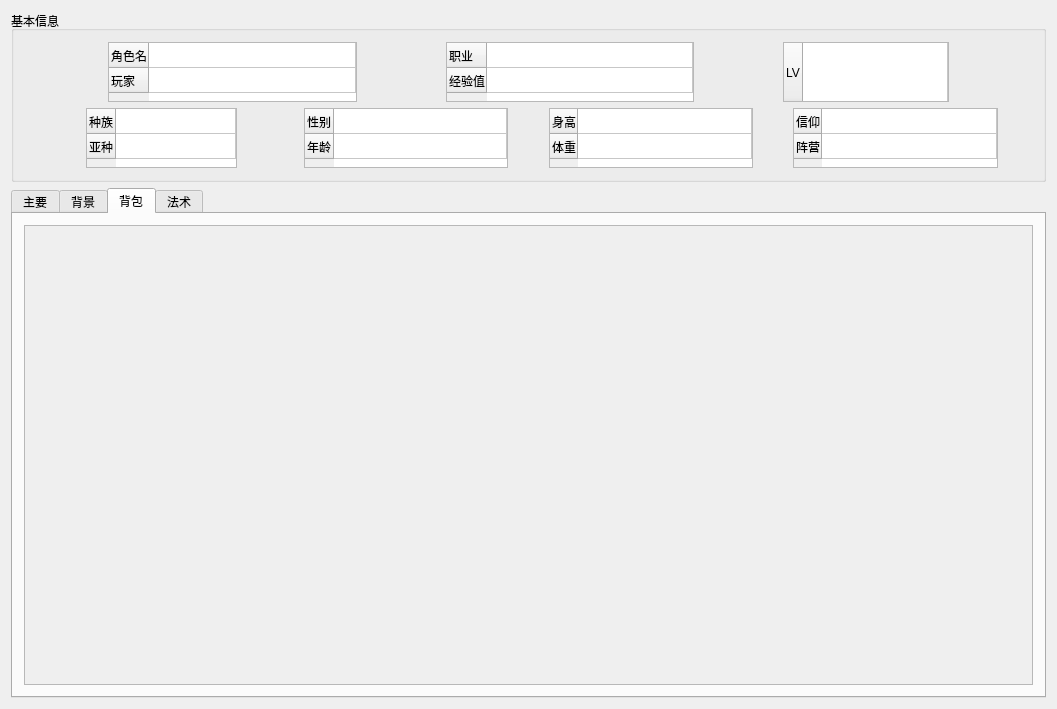
First picture: the form in DungeonQuill/CharacterDisplay.ui, repository Kate723/DungeonQuill, before the edit.
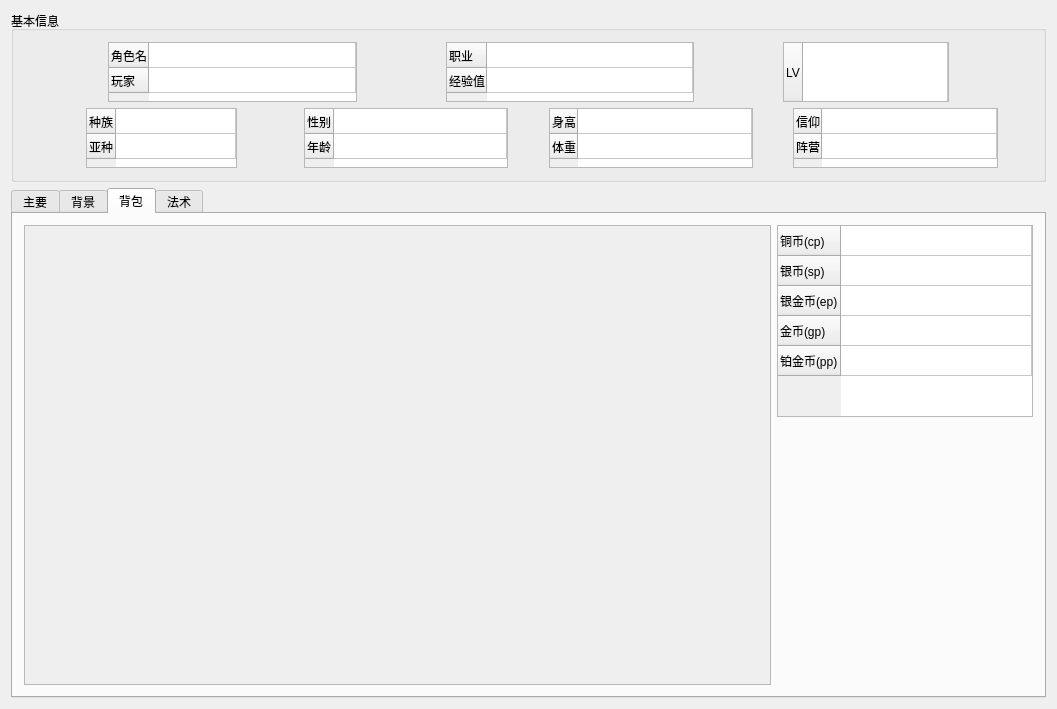
Second picture: the form after the edit. The open tabs and pages were chosen to show the change.

```diff
--- a/DungeonQuill/CharacterDisplay.ui
+++ b/DungeonQuill/CharacterDisplay.ui
@@ -1043,60 +1043,7 @@
            <number>0</number>
           </property>
           <item>
-           <layout class="QVBoxLayout" name="verticalLayout_11" stretch="1,0,3">
-            <item>
-             <layout class="QHBoxLayout" name="horizontalLayout_6">
-              <item>
-               <widget class="QTableWidget" name="bgTable">
-                <property name="maximumSize">
-                 <size>
-                  <width>16777215</width>
-                  <height>60</height>
-                 </size>
-                </property>
-                <property name="columnCount">
-                 <number>1</number>
-                </property>
-                <attribute name="horizontalHeaderVisible">
-                 <bool>false</bool>
-                </attribute>
-                <attribute name="horizontalHeaderStretchLastSection">
-                 <bool>true</bool>
-                </attribute>
-                <attribute name="verticalHeaderMinimumSectionSize">
-                 <number>25</number>
-                </attribute>
-                <attribute name="verticalHeaderDefaultSectionSize">
-                 <number>25</number>
-                </attribute>
-                <row>
-                 <property name="text">
-                  <string>背景</string>
-                 </property>
-                </row>
-                <row>
-                 <property name="text">
-                  <string>出身</string>
-                 </property>
-                </row>
-                <column/>
-               </widget>
-              </item>
-              <item>
-               <spacer name="horizontalSpacer_10">
-                <property name="orientation">
-                 <enum>Qt::Horizontal</enum>
-                </property>
-                <property name="sizeHint" stdset="0">
-                 <size>
-                  <width>40</width>
-                  <height>20</height>
-                 </size>
-                </property>
-               </spacer>
-              </item>
-             </layout>
-            </item>
+           <layout class="QVBoxLayout" name="verticalLayout_11" stretch="0,3">
             <item>
              <widget class="QTableWidget" name="characterDetailsTable">
               <property name="minimumSize">
@@ -1367,7 +1314,7 @@
       <attribute name="title">
        <string>背包</string>
       </attribute>
-      <layout class="QVBoxLayout" name="verticalLayout_4">
+      <layout class="QHBoxLayout" name="horizontalLayout_6" stretch="1,0">
        <item>
         <widget class="QScrollArea" name="scrollArea_2">
          <property name="widgetResizable">
@@ -1378,13 +1325,78 @@
            <rect>
             <x>0</x>
             <y>0</y>
-            <width>1005</width>
+            <width>740</width>
             <height>456</height>
            </rect>
           </property>
          </widget>
         </widget>
        </item>
+       <item>
+        <layout class="QVBoxLayout" name="verticalLayout_4" stretch="0,1">
+         <item>
+          <widget class="QTableWidget" name="tableWidget">
+           <property name="verticalScrollBarPolicy">
+            <enum>Qt::ScrollBarAlwaysOff</enum>
+           </property>
+           <property name="horizontalScrollBarPolicy">
+            <enum>Qt::ScrollBarAlwaysOff</enum>
+           </property>
+           <property name="rowCount">
+            <number>5</number>
+           </property>
+           <property name="columnCount">
+            <number>1</number>
+           </property>
+           <attribute name="horizontalHeaderVisible">
+            <bool>false</bool>
+           </attribute>
+           <attribute name="horizontalHeaderStretchLastSection">
+            <bool>true</bool>
+           </attribute>
+           <row>
+            <property name="text">
+             <string>铜币(cp)</string>
+            </property>
+           </row>
+           <row>
+            <property name="text">
+             <string>银币(sp)</string>
+            </property>
+           </row>
+           <row>
+            <property name="text">
+             <string>银金币(ep)</string>
+            </property>
+           </row>
+           <row>
+            <property name="text">
+             <string>金币(gp)</string>
+            </property>
+           </row>
+           <row>
+            <property name="text">
+             <string>铂金币(pp)</string>
+            </property>
+           </row>
+           <column/>
+          </widget>
+         </item>
+         <item>
+          <spacer name="verticalSpacer_8">
+           <property name="orientation">
+            <enum>Qt::Vertical</enum>
+           </property>
+           <property name="sizeHint" stdset="0">
+            <size>
+             <width>20</width>
+             <height>40</height>
+            </size>
+           </property>
+          </spacer>
+         </item>
+        </layout>
+       </item>
       </layout>
      </widget>
      <widget class="QWidget" name="spellTab">
```
